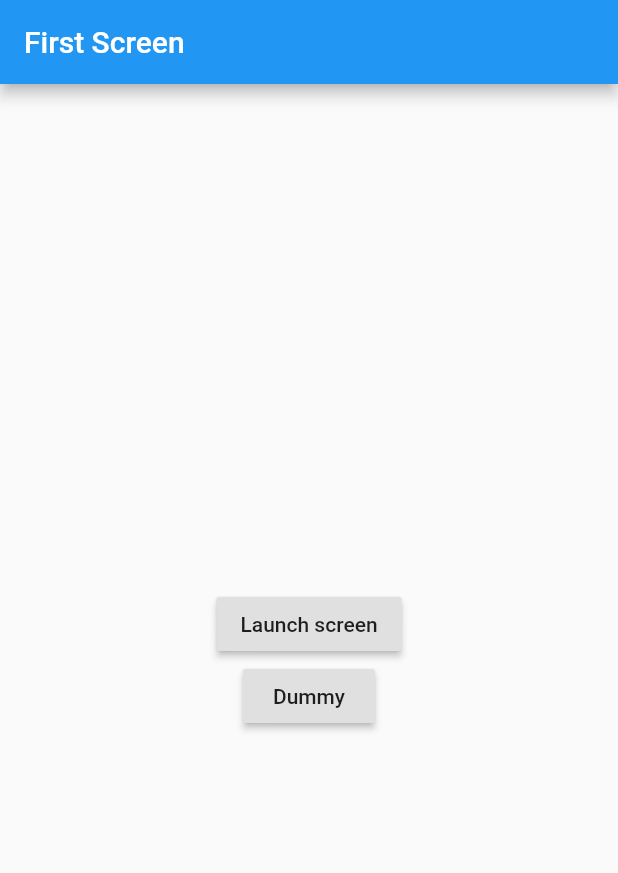
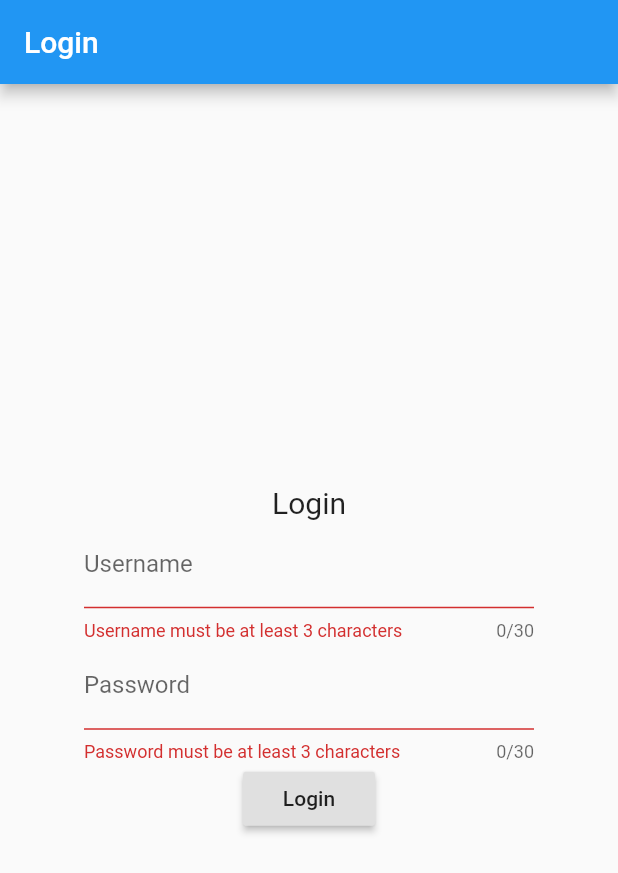
Before and after one commit to mihai1voicescu/hackaton-front, a Flutter app: the screen it shows after launch, on a phone screen of 412 x 824 dp. Shown: the top 873 px of the screen. Run offline on Flutter 3.47's test engine with Material 2 defaults, Android fonts, the phone set to English and light mode, and no system bars; accounts and stored records are empty.

Commit message:
Add login

```diff
--- a/lib/main.dart
+++ b/lib/main.dart
@@ -20,22 +20,27 @@
 
 import 'package:flutter/material.dart';
 import 'package:hackaton_front/routes/dumy.dart';
+import 'package:hackaton_front/routes/login.dart';
 import 'package:hackaton_front/routes/main.dart';
+import 'package:hackaton_front/services.dart';
 
 import 'routes/second.dart';
 
 void main() {
+  var initialRoute = Services().loggedIn ? MainScreen.route : Login.route;
+
   runApp(MaterialApp(
     title: 'Named Routes Demo',
     // Start the app with the "/" named route. In this case, the app starts
     // on the FirstScreen widget.
-    initialRoute: '/',
+    initialRoute: initialRoute,
     routes: {
       // When navigating to the "/" route, build the FirstScreen widget.
-      MyApp.route: (context) => MyApp(),
+      MainScreen.route: (context) => MainScreen(),
       // When navigating to the "/second" route, build the SecondScreen widget.
       SecondScreen.route: (context) => SecondScreen(),
       MyHomePage.route: (context) => MyHomePage(),
+      Login.route: (context) => Login(),
 //      '/dummy': (context) => Dummy(),
     },
   ));
--- /dev/null
+++ b/lib/routes/login.dart
@@ -0,0 +1,114 @@
+import 'package:flutter/material.dart';
+import 'package:hackaton_front/routes/main.dart';
+import 'package:hackaton_front/services.dart';
+
+class Login extends StatefulWidget {
+  static const route = "/";
+
+  @override
+  _LoginState createState() => _LoginState();
+}
+
+class _LoginState extends State<Login> {
+  final _usernameController = TextEditingController();
+  final _passwordController = TextEditingController();
+  final _formKey = GlobalKey<FormState>();
+  var _failedAsync = false;
+
+  String _validatePassword(String password) {
+    if (password.length < 3) {
+      return 'Password must be at least 3 characters';
+    }
+
+    if (_failedAsync) {
+      // disable message until after next async call
+      _failedAsync = false;
+      return 'Incorrect password';
+    }
+
+    return null;
+  }
+
+  String _validateUsername(String password) {
+    if (password.length < 3) {
+      return 'Username must be at least 3 characters';
+    }
+
+    if (_failedAsync) {
+      // disable message until after next async call
+      _failedAsync = false;
+      return 'Incorrect username';
+    }
+
+    return null;
+  }
+
+  @override
+  Widget build(BuildContext context) {
+    return Scaffold(
+      appBar: AppBar(
+        title: Text("Login"),
+      ),
+      body: Center(
+        child: Container(
+          width: 300,
+          child: Form(
+            autovalidate: true,
+            key: _formKey,
+            child: Column(
+              mainAxisAlignment: MainAxisAlignment.center,
+              children: <Widget>[
+                Text(
+                  'Login',
+                  style: TextStyle(fontSize: 20),
+                ),
+                TextFormField(
+                    controller: _usernameController,
+                    maxLength: 30,
+                    maxLines: 1,
+                    keyboardType: TextInputType.text,
+                    validator: _validateUsername,
+                    decoration: InputDecoration(labelText: "Username")),
+                TextFormField(
+                    obscureText: true,
+                    controller: _passwordController,
+                    maxLength: 30,
+                    maxLines: 1,
+                    keyboardType: TextInputType.text,
+                    validator: _validatePassword,
+                    decoration: InputDecoration(labelText: "Password")),
+                RaisedButton(
+                  onPressed: () async {
+//                    try {
+//                      await Services().doLogin(
+//                          _usernameController.text, _passwordController.text);
+//                    } catch (e) {
+//                      print("ASD");
+//                      print(e);
+//                    }
+
+                    if (_formKey.currentState.validate()) {
+                      _formKey.currentState.save();
+
+                      try {
+                        await Services().doLogin(
+                            _usernameController.text, _passwordController.text);
+                      } catch (e) {
+                        _failedAsync = true;
+
+                        return;
+                      }
+
+                      Navigator.pushNamed(context, MainScreen.route);
+                    }
+                  },
+                  child: Text('Login'),
+                ),
+              ],
+            ),
+          ),
+        ),
+      ),
+    );
+  }
+}
--- a/lib/routes/main.dart
+++ b/lib/routes/main.dart
@@ -1,7 +1,7 @@
 import 'package:flutter/material.dart';
 
-class MyApp extends StatelessWidget {
-  static const route = "/";
+class MainScreen extends StatelessWidget {
+  static const route = "/main";
   @override
   Widget build(BuildContext context) {
     return Scaffold(
--- a/lib/services.dart
+++ b/lib/services.dart
@@ -2,13 +2,25 @@ import 'package:hackaton_front/model.dart';
 
 class Services {
   static final Services _singleton = Services._internal();
+
+  bool loggedIn = false;
+  User user;
 
   factory Services() {
     return _singleton;
   }
 
   User getUser() {
-    return User(firstName: "John", name: "Doe");
+    return user;
+  }
+
+  Future<bool> doLogin(String username, String password) async {
+    assert(username == "johnd");
+    assert(password == "pass");
+    user = User(firstName: "John", name: "Doe");
+    loggedIn = true;
+
+    return true;
   }
 
   Services._internal();
```
